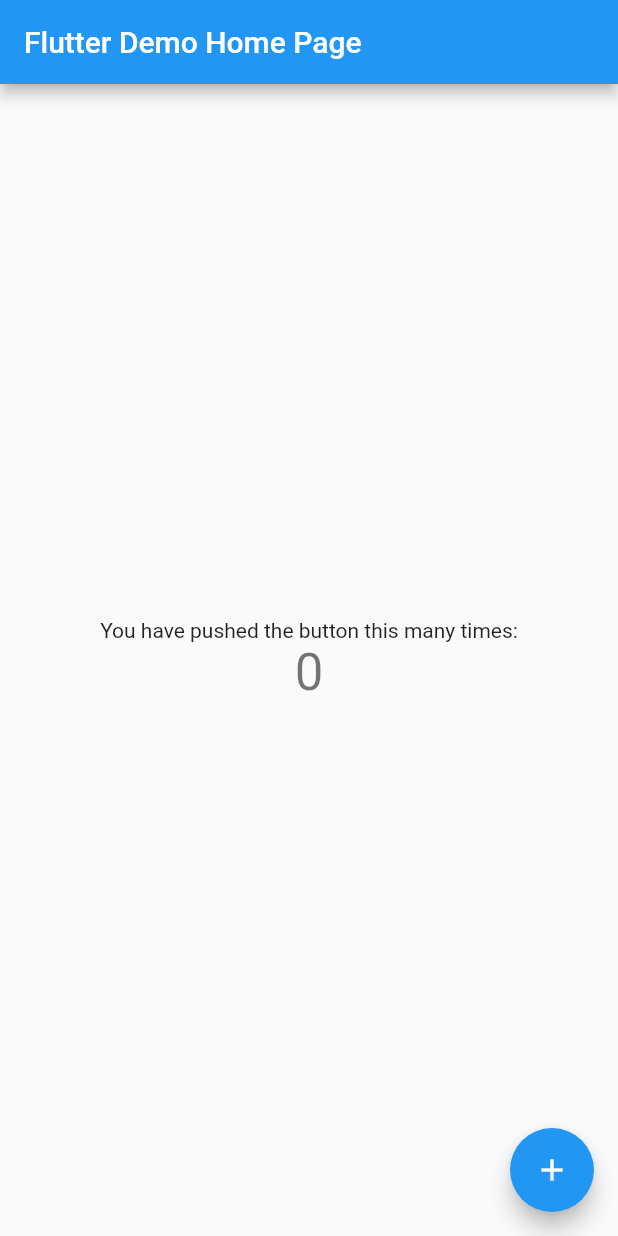
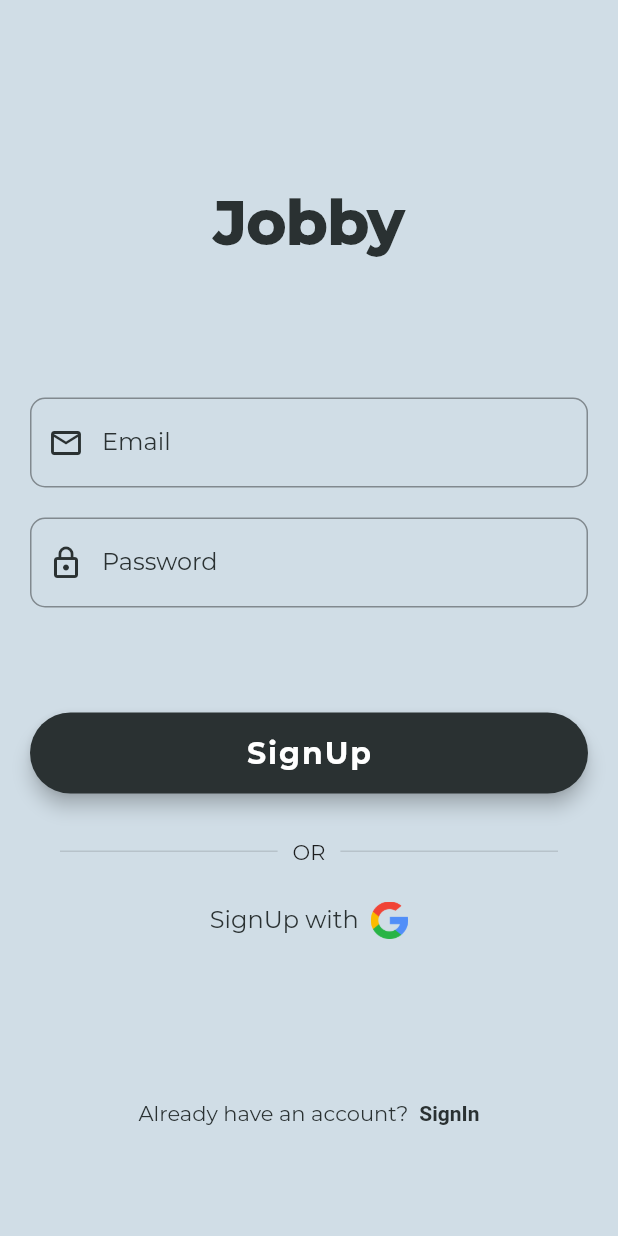
Before and after one commit to vikram0230/jobby, a Flutter app: the screen it shows after launch, on a phone screen of 412 x 824 dp. Run offline on Flutter 3.47's test engine with Material 2 defaults, Android fonts, the phone set to English and light mode, and no system bars.

Commit message:
Designed SignupScreen

```diff
--- /dev/null
+++ b/lib/Screens/Signup_Screen.dart
@@ -0,0 +1,174 @@
+import 'package:flutter/cupertino.dart';
+import 'package:flutter/gestures.dart';
+import 'package:flutter/material.dart';
+import 'package:jobby/Widgets/Custom_Textfield.dart';
+import 'package:jobby/Widgets/Main_Button.dart';
+import 'package:jobby/constants.dart';
+
+class SignupScreen extends StatefulWidget {
+  static String route = 'Signup';
+
+  @override
+  _SignupScreenState createState() => _SignupScreenState();
+}
+
+class _SignupScreenState extends State<SignupScreen> {
+  TextEditingController _emailController = TextEditingController();
+  TextEditingController _passwordController = TextEditingController();
+
+  disableFocus() {
+    FocusScopeNode currentFocus = FocusScope.of(context);
+    if (!currentFocus.hasPrimaryFocus && currentFocus.focusedChild != null) {
+      currentFocus.focusedChild.unfocus();
+      setState(() {});
+    }
+  }
+
+  @override
+  Widget build(BuildContext context) {
+    Size size = MediaQuery.of(context).size;
+    return SafeArea(
+      child: GestureDetector(
+        onTap: disableFocus,
+        child: Scaffold(
+          body: Container(
+            color: lightBlue,
+            child: ListView(
+              physics: NeverScrollableScrollPhysics(),
+              children: [
+                //Add app icon
+                SizedBox(height: size.height*0.15,),
+                Container(
+                  alignment: Alignment.center,
+                  child: Text(
+                    'Jobby',
+                    style: TextStyle(
+                      fontSize: 40,
+                      fontWeight: FontWeight.w900,
+                      color: darkGrey,
+                    ),
+                  ),
+                ),
+                SizedBox(height: size.height*0.1,),
+                Column(
+                  children: [
+                    Container(
+                      child: Column(
+                        mainAxisSize: MainAxisSize.min,
+                        children: [
+                          Padding(
+                            padding: const EdgeInsets.symmetric(
+                                horizontal: 20.0, vertical: 10),
+                            child: CustomTextField(
+                              controller: _emailController,
+                              keyboardType: TextInputType.emailAddress,
+                              labelText: 'Email',
+                              prefixIcon: Icon(Icons.email_outlined, color: darkGrey,),
+                            ),
+                          ),
+                          Padding(
+                            padding: const EdgeInsets.symmetric(
+                                horizontal: 20.0, vertical: 10),
+                            child: CustomTextField(
+                              controller: _passwordController,
+                              keyboardType: TextInputType.text,
+                              obscureText: true,
+                              labelText: 'Password',
+                              prefixIcon: Icon(Icons.lock_outline, color: darkGrey,),
+                            ),
+                          ),
+                          SizedBox(
+                            height: 50,
+                          ),
+                          MainActionButton(
+                            onPressed: () {},
+                            label: 'SignUp',
+                          ),
+                        ],
+                      ),
+                    ),
+                    SizedBox(
+                      height: 20,
+                    ),
+                    Row(
+                      mainAxisSize: MainAxisSize.max,
+                      children: [
+                        Expanded(
+                          child: Divider(
+                            thickness: 1,
+                            indent: 40,
+                            endIndent: 10,
+                          ),
+                        ),
+                        Text('OR'),
+                        Expanded(
+                          child: Divider(
+                            thickness: 1,
+                            indent: 10,
+                            endIndent: 40,
+                          ),
+                        ),
+                      ],
+                    ),
+                    Container(
+                      padding:
+                      EdgeInsets.symmetric(vertical: 10.0, horizontal: 30),
+                      width: MediaQuery.of(context).size.width,
+                      child: FlatButton(
+                        onPressed: () {},
+                        padding: EdgeInsets.all(15.0),
+                        child: Row(
+                          mainAxisAlignment: MainAxisAlignment.center,
+                          children: [
+                            Text(
+                              'SignUp with',
+                              style: TextStyle(
+                                fontSize: 16.0,
+                                color: darkGrey,
+                              ),
+                            ),
+                            SizedBox(
+                              width: 8,
+                            ),
+                            Image.asset(
+                              'assets/images/search.png',
+                              width: 25,
+                            ),
+                          ],
+                        ),
+                      ),
+                    ),
+                  ],
+                ),
+                SizedBox(height: size.height*0.1,),
+                Column(
+                  children: [
+                    RichText(
+                      text: TextSpan(
+                        text: 'Already have an account?  ',
+                        style: TextStyle(
+                          color: darkGrey,
+                          fontFamily: 'Montserrat',
+                        ),
+                        children: [
+                          TextSpan(
+                            text: 'SignIn',
+                            style: TextStyle(fontWeight: FontWeight.w600),
+                            recognizer: TapGestureRecognizer()..onTap = () {},
+                          ),
+                        ],
+                      ),
+                    ),
+                    SizedBox(
+                      height: 20,
+                    ),
+                  ],
+                ),
+              ],
+            ),
+          ),
+        ),
+      ),
+    );
+  }
+}
--- /dev/null
+++ b/lib/Widgets/Custom_Textfield.dart
@@ -0,0 +1,60 @@
+import 'package:flutter/cupertino.dart';
+import 'package:flutter/material.dart';
+import 'package:jobby/constants.dart';
+
+class CustomTextField extends StatelessWidget {
+  CustomTextField({
+    this.controller,
+    this.labelText,
+    this.prefixIcon,
+    this.keyboardType,
+    this.suffixIcon,
+    this.obscureText,
+    this.enabled,
+    this.maxLines,
+    this.minLines,
+    this.textCapitalization,
+    this.errorText,
+  });
+
+  final TextEditingController controller;
+  final String labelText;
+  final Icon prefixIcon;
+  final Widget suffixIcon;
+  final TextInputType keyboardType;
+  final bool obscureText;
+  final bool enabled;
+  final int maxLines;
+  final int minLines;
+  final TextCapitalization textCapitalization;
+  final String errorText;
+
+  @override
+  Widget build(BuildContext context) {
+    return TextField(
+      controller: controller,
+      decoration: InputDecoration(
+        prefixIcon: prefixIcon,
+        suffixIcon: suffixIcon,
+        border: OutlineInputBorder(
+            borderSide: BorderSide(width: 0.5, color: darkGrey),
+            borderRadius: BorderRadius.all(Radius.circular(10))),
+        focusedBorder: OutlineInputBorder(
+            borderSide: BorderSide(width: 1.5, color: darkGrey),
+            borderRadius: BorderRadius.all(Radius.circular(10))),
+        labelText: labelText,
+        labelStyle: TextStyle(color: darkGrey),
+        focusColor: darkGrey,
+        errorText: errorText ?? null,
+      ),
+      cursorWidth: 1,
+      cursorColor: darkGrey,
+      keyboardType: keyboardType ?? TextInputType.text,
+      obscureText: obscureText ?? false,
+      enabled: enabled,
+      maxLines: maxLines ?? 1,
+      minLines: minLines ?? 1,
+      textCapitalization: textCapitalization ?? TextCapitalization.none,
+    );
+  }
+}
--- /dev/null
+++ b/lib/Widgets/Main_Button.dart
@@ -0,0 +1,38 @@
+import 'package:flutter/material.dart';
+import 'package:jobby/constants.dart';
+
+class MainActionButton extends StatelessWidget {
+  MainActionButton({
+    this.onPressed,
+    this.label,
+  });
+
+  final VoidCallback onPressed;
+  final String label;
+
+  @override
+  Widget build(BuildContext context) {
+    return Container(
+      padding: EdgeInsets.symmetric(vertical: 10.0, horizontal: 20),
+      width: MediaQuery.of(context).size.width,
+      child: RaisedButton(
+        onPressed: onPressed,
+        elevation: 5,
+        padding: EdgeInsets.all(15.0),
+        shape: RoundedRectangleBorder(
+          borderRadius: BorderRadius.circular(30.0),
+        ),
+        color: darkGrey,
+        child: Text(
+          label,
+          style: TextStyle(
+            color: Colors.white,
+            letterSpacing: 1.3,
+            fontSize: 20.0,
+            fontWeight: FontWeight.bold,
+          ),
+        ),
+      ),
+    );
+  }
+}
--- /dev/null
+++ b/lib/constants.dart
@@ -0,0 +1,6 @@
+import 'package:flutter/cupertino.dart';
+
+Color lightBlue = Color(0xFFD0DDE6);
+Color darkBlue = Color(0xFF336B87);
+Color darkGrey = Color(0xFF2A3132);
+Color brown = Color(0xFF763626);
--- a/lib/main.dart
+++ b/lib/main.dart
@@ -1,117 +1,26 @@
 import 'package:flutter/material.dart';
+import 'package:jobby/Screens/Signup_Screen.dart';
 
 void main() {
   runApp(MyApp());
 }
 
-class MyApp extends StatelessWidget {
-  // This widget is the root of your application.
+class MyApp extends StatefulWidget {
+  @override
+  _MyAppState createState() => _MyAppState();
+}
+
+class _MyAppState extends State<MyApp> {
   @override
   Widget build(BuildContext context) {
     return MaterialApp(
-      title: 'Flutter Demo',
-      theme: ThemeData(
-        // This is the theme of your application.
-        //
-        // Try running your application with "flutter run". You'll see the
-        // application has a blue toolbar. Then, without quitting the app, try
-        // changing the primarySwatch below to Colors.green and then invoke
-        // "hot reload" (press "r" in the console where you ran "flutter run",
-        // or simply save your changes to "hot reload" in a Flutter IDE).
-        // Notice that the counter didn't reset back to zero; the application
-        // is not restarted.
-        primarySwatch: Colors.blue,
-        // This makes the visual density adapt to the platform that you run
-        // the app on. For desktop platforms, the controls will be smaller and
-        // closer together (more dense) than on mobile platforms.
-        visualDensity: VisualDensity.adaptivePlatformDensity,
-      ),
-      home: MyHomePage(title: 'Flutter Demo Home Page'),
+      debugShowCheckedModeBanner: false,
+      initialRoute: SignupScreen.route,
+      theme: ThemeData(fontFamily: 'Montserrat'),
+      routes: {
+        SignupScreen.route : (context) => SignupScreen(),
+
+      },
     );
   }
 }
-
-class MyHomePage extends StatefulWidget {
-  MyHomePage({Key key, this.title}) : super(key: key);
-
-  // This widget is the home page of your application. It is stateful, meaning
-  // that it has a State object (defined below) that contains fields that affect
-  // how it looks.
-
-  // This class is the configuration for the state. It holds the values (in this
-  // case the title) provided by the parent (in this case the App widget) and
-  // used by the build method of the State. Fields in a Widget subclass are
-  // always marked "final".
-
-  final String title;
-
-  @override
-  _MyHomePageState createState() => _MyHomePageState();
-}
-
-class _MyHomePageState extends State<MyHomePage> {
-  int _counter = 0;
-
-  void _incrementCounter() {
-    setState(() {
-      // This call to setState tells the Flutter framework that something has
-      // changed in this State, which causes it to rerun the build method below
-      // so that the display can reflect the updated values. If we changed
-      // _counter without calling setState(), then the build method would not be
-      // called again, and so nothing would appear to happen.
-      _counter++;
-    });
-  }
-
-  @override
-  Widget build(BuildContext context) {
-    // This method is rerun every time setState is called, for instance as done
-    // by the _incrementCounter method above.
-    //
-    // The Flutter framework has been optimized to make rerunning build methods
-    // fast, so that you can just rebuild anything that needs updating rather
-    // than having to individually change instances of widgets.
-    return Scaffold(
-      appBar: AppBar(
-        // Here we take the value from the MyHomePage object that was created by
-        // the App.build method, and use it to set our appbar title.
-        title: Text(widget.title),
-      ),
-      body: Center(
-        // Center is a layout widget. It takes a single child and positions it
-        // in the middle of the parent.
-        child: Column(
-          // Column is also a layout widget. It takes a list of children and
-          // arranges them vertically. By default, it sizes itself to fit its
-          // children horizontally, and tries to be as tall as its parent.
-          //
-          // Invoke "debug painting" (press "p" in the console, choose the
-          // "Toggle Debug Paint" action from the Flutter Inspector in Android
-          // Studio, or the "Toggle Debug Paint" command in Visual Studio Code)
-          // to see the wireframe for each widget.
-          //
-          // Column has various properties to control how it sizes itself and
-          // how it positions its children. Here we use mainAxisAlignment to
-          // center the children vertically; the main axis here is the vertical
-          // axis because Columns are vertical (the cross axis would be
-          // horizontal).
-          mainAxisAlignment: MainAxisAlignment.center,
-          children: <Widget>[
-            Text(
-              'You have pushed the button this many times:',
-            ),
-            Text(
-              '$_counter',
-              style: Theme.of(context).textTheme.headline4,
-            ),
-          ],
-        ),
-      ),
-      floatingActionButton: FloatingActionButton(
-        onPressed: _incrementCounter,
-        tooltip: 'Increment',
-        child: Icon(Icons.add),
-      ), // This trailing comma makes auto-formatting nicer for build methods.
-    );
-  }
-}
```
Also changed, not shown: pubspec.yaml (+10 -8 lines), assets/fonts/Montserrat-Bold.ttf (added), assets/fonts/Montserrat-Regular.ttf (added), assets/fonts/Montserrat-SemiBold.ttf (added), assets/images/search.png (added), pubspec.lock.
